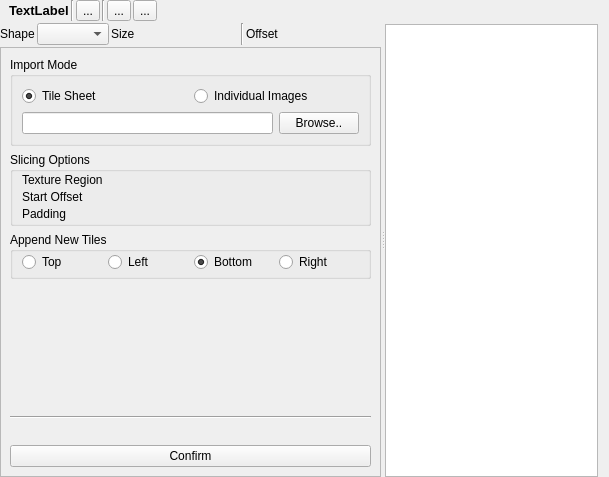
Before: the Qt Designer form Editor/src/Widget/Auxiliary/AuxTileMap.ui in GameOverture/HarmonyEngine, drawn with Qt 5.
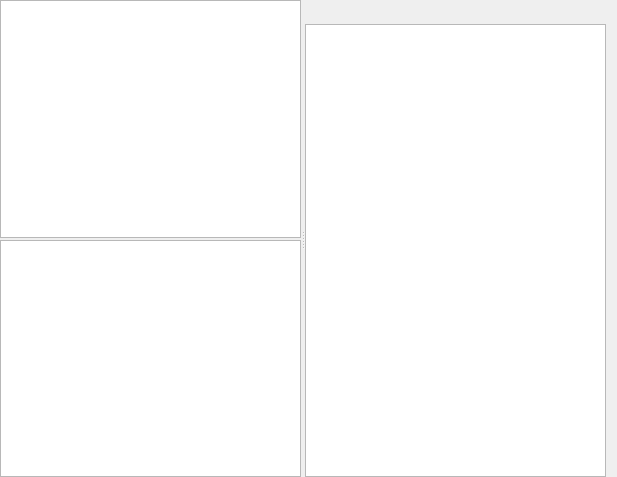
After: the same form once the commit is applied. The open tabs and pages were chosen to show the change. Icons and pictures are not drawn. Custom widgets are drawn as their Qt base class.

Commit message: Renamed Asset Manager classes (from Model -> Manager); Added TileMap class files

What changed in the file:
```diff
--- a/Editor/src/Widget/Auxiliary/AuxTileMap.ui
+++ b/Editor/src/Widget/Auxiliary/AuxTileMap.ui
@@ -6,7 +6,7 @@
    <rect>
     <x>0</x>
     <y>0</y>
-    <width>609</width>
+    <width>617</width>
     <height>477</height>
    </rect>
   </property>
@@ -34,724 +34,10 @@
         <number>2</number>
        </property>
        <item>
-        <layout class="QHBoxLayout" name="horizontalLayout_3">
-         <property name="spacing">
-          <number>2</number>
-         </property>
-         <item>
-          <widget class="QLabel" name="lblIcon">
-           <property name="sizePolicy">
-            <sizepolicy hsizetype="Maximum" vsizetype="Fixed">
-             <horstretch>0</horstretch>
-             <verstretch>0</verstretch>
-            </sizepolicy>
-           </property>
-           <property name="text">
-            <string/>
-           </property>
-           <property name="pixmap">
-            <pixmap resource="../../../data/HyEditor.qrc">:/icons16x16/items/TileSet.png</pixmap>
-           </property>
-          </widget>
-         </item>
-         <item>
-          <widget class="QLabel" name="lblName">
-           <property name="sizePolicy">
-            <sizepolicy hsizetype="Preferred" vsizetype="Fixed">
-             <horstretch>0</horstretch>
-             <verstretch>0</verstretch>
-            </sizepolicy>
-           </property>
-           <property name="minimumSize">
-            <size>
-             <width>0</width>
-             <height>19</height>
-            </size>
-           </property>
-           <property name="font">
-            <font>
-             <pointsize>10</pointsize>
-             <bold>true</bold>
-            </font>
-           </property>
-           <property name="text">
-            <string>TextLabel</string>
-           </property>
-          </widget>
-         </item>
-         <item>
-          <widget class="Line" name="line_5">
-           <property name="orientation">
-            <enum>Qt::Orientation::Vertical</enum>
-           </property>
-          </widget>
-         </item>
-         <item>
-          <widget class="QToolButton" name="btnSave">
-           <property name="text">
-            <string>...</string>
-           </property>
-          </widget>
-         </item>
-         <item>
-          <widget class="Line" name="line_2">
-           <property name="orientation">
-            <enum>Qt::Orientation::Vertical</enum>
-           </property>
-          </widget>
-         </item>
-         <item>
-          <widget class="QToolButton" name="btnUndo">
-           <property name="text">
-            <string>...</string>
-           </property>
-          </widget>
-         </item>
-         <item>
-          <widget class="QToolButton" name="btnRedo">
-           <property name="text">
-            <string>...</string>
-           </property>
-          </widget>
-         </item>
-         <item>
-          <spacer name="horizontalSpacer">
-           <property name="orientation">
-            <enum>Qt::Orientation::Horizontal</enum>
-           </property>
-           <property name="sizeHint" stdset="0">
-            <size>
-             <width>40</width>
-             <height>20</height>
-            </size>
-           </property>
-          </spacer>
-         </item>
-         <item>
-          <widget class="QLabel" name="lblInfo">
-           <property name="text">
-            <string>&lt;Info&gt;</string>
-           </property>
-          </widget>
-         </item>
-        </layout>
+        <widget class="PropertiesTreeView" name="mapPropertiesTree"/>
        </item>
        <item>
-        <layout class="QHBoxLayout" name="horizontalLayout_6">
-         <item>
-          <widget class="QLabel" name="label">
-           <property name="text">
-            <string>Shape</string>
-           </property>
-          </widget>
-         </item>
-         <item>
-          <widget class="QComboBox" name="cmbTileShape"/>
-         </item>
-         <item>
-          <widget class="QLabel" name="label_3">
-           <property name="text">
-            <string>Size</string>
-           </property>
-          </widget>
-         </item>
-         <item>
-          <widget class="WgtVectorSpinBox" name="vsbTileSize" native="true">
-           <property name="sizePolicy">
-            <sizepolicy hsizetype="Maximum" vsizetype="Maximum">
-             <horstretch>0</horstretch>
-             <verstretch>0</verstretch>
-            </sizepolicy>
-           </property>
-           <property name="minimumSize">
-            <size>
-             <width>100</width>
-             <height>19</height>
-            </size>
-           </property>
-          </widget>
-         </item>
-         <item>
-          <widget class="Line" name="line_3">
-           <property name="orientation">
-            <enum>Qt::Orientation::Vertical</enum>
-           </property>
-          </widget>
-         </item>
-         <item>
-          <widget class="QLabel" name="label_4">
-           <property name="text">
-            <string>Offset</string>
-           </property>
-          </widget>
-         </item>
-         <item>
-          <widget class="WgtVectorSpinBox" name="vsbTileOffset" native="true">
-           <property name="sizePolicy">
-            <sizepolicy hsizetype="Maximum" vsizetype="Maximum">
-             <horstretch>0</horstretch>
-             <verstretch>0</verstretch>
-            </sizepolicy>
-           </property>
-           <property name="minimumSize">
-            <size>
-             <width>100</width>
-             <height>19</height>
-            </size>
-           </property>
-          </widget>
-         </item>
-        </layout>
-       </item>
-       <item>
-        <widget class="QStackedWidget" name="setupStackedWidget">
-         <property name="currentIndex">
-          <number>1</number>
-         </property>
-         <widget class="QWidget" name="setupStackedWidgetPage1">
-          <layout class="QVBoxLayout" name="verticalLayout_8">
-           <property name="leftMargin">
-            <number>0</number>
-           </property>
-           <property name="topMargin">
-            <number>0</number>
-           </property>
-           <property name="rightMargin">
-            <number>0</number>
-           </property>
-           <property name="bottomMargin">
-            <number>0</number>
-           </property>
-           <item>
-            <widget class="QScrollArea" name="scrollAreaImport">
-             <property name="sizePolicy">
-              <sizepolicy hsizetype="MinimumExpanding" vsizetype="Expanding">
-               <horstretch>0</horstretch>
-               <verstretch>0</verstretch>
-              </sizepolicy>
-             </property>
-             <property name="horizontalScrollBarPolicy">
-              <enum>Qt::ScrollBarPolicy::ScrollBarAlwaysOff</enum>
-             </property>
-             <property name="sizeAdjustPolicy">
-              <enum>QAbstractScrollArea::SizeAdjustPolicy::AdjustToContentsOnFirstShow</enum>
-             </property>
-             <property name="widgetResizable">
-              <bool>true</bool>
-             </property>
-             <widget class="QWidget" name="scrollAreaWidgetContents">
-              <property name="geometry">
-               <rect>
-                <x>0</x>
-                <y>0</y>
-                <width>263</width>
-                <height>327</height>
-               </rect>
-              </property>
-              <layout class="QVBoxLayout" name="verticalLayout_9">
-               <item>
-                <widget class="QGroupBox" name="grpImport">
-                 <property name="title">
-                  <string>Import Mode</string>
-                 </property>
-                 <layout class="QVBoxLayout" name="verticalLayout_11">
-                  <item>
-                   <layout class="QHBoxLayout" name="horizontalLayout_4">
-                    <item>
-                     <widget class="QRadioButton" name="radTileSheet">
-                      <property name="text">
-                       <string>Tile Sheet</string>
-                      </property>
-                      <property name="checked">
-                       <bool>true</bool>
-                      </property>
-                     </widget>
-                    </item>
-                    <item>
-                     <widget class="QRadioButton" name="radTileImages">
-                      <property name="text">
-                       <string>Individual Images</string>
-                      </property>
-                     </widget>
-                    </item>
-                   </layout>
-                  </item>
-                  <item>
-                   <layout class="QHBoxLayout" name="horizontalLayout_2">
-                    <item>
-                     <widget class="QLineEdit" name="txtImagePath">
-                      <property name="readOnly">
-                       <bool>true</bool>
-                      </property>
-                     </widget>
-                    </item>
-                    <item>
-                     <widget class="QPushButton" name="btnImageBrowse">
-                      <property name="text">
-                       <string>Browse..</string>
-                      </property>
-                     </widget>
-                    </item>
-                   </layout>
-                  </item>
-                 </layout>
-                </widget>
-               </item>
-               <item>
-                <widget class="QGroupBox" name="grpSlicingOptions">
-                 <property name="sizePolicy">
-                  <sizepolicy hsizetype="Preferred" vsizetype="Maximum">
-                   <horstretch>0</horstretch>
-                   <verstretch>0</verstretch>
-                  </sizepolicy>
-                 </property>
-                 <property name="title">
-                  <string>Slicing Options</string>
-                 </property>
-                 <layout class="QFormLayout" name="formLayout">
-                  <property name="verticalSpacing">
-                   <number>3</number>
-                  </property>
-                  <property name="topMargin">
-                   <number>1</number>
-                  </property>
-                  <property name="bottomMargin">
-                   <number>2</number>
-                  </property>
-                  <item row="0" column="0">
-                   <widget class="QLabel" name="label_2">
-                    <property name="toolTip">
-                     <string>The size of each tile within the tile sheet. The TileSet will use the largest tiles' size for all tiles</string>
-                    </property>
-                    <property name="text">
-                     <string>Texture Region</string>
-                    </property>
-                   </widget>
-                  </item>
-                  <item row="0" column="1">
-                   <widget class="WgtVectorSpinBox" name="vsbTextureRegion" native="true"/>
-                  </item>
-                  <item row="1" column="0">
-                   <widget class="QLabel" name="label_5">
-                    <property name="toolTip">
-                     <string>The margins on the tile sheet's top left edges where the tiles begin</string>
-                    </property>
-                    <property name="text">
-                     <string>Start Offset</string>
-                    </property>
-                   </widget>
-                  </item>
-                  <item row="1" column="1">
-                   <widget class="WgtVectorSpinBox" name="vsbStartOffset" native="true"/>
-                  </item>
-                  <item row="2" column="0">
-                   <widget class="QLabel" name="label_8">
-                    <property name="toolTip">
-                     <string>The separation between each tile on the sheet in pixels</string>
-                    </property>
-                    <property name="text">
-                     <string>Padding</string>
-                    </property>
-                   </widget>
-                  </item>
-                  <item row="2" column="1">
-                   <widget class="WgtVectorSpinBox" name="vsbPadding" native="true"/>
-                  </item>
-                 </layout>
-                </widget>
-               </item>
-               <item>
-                <widget class="QGroupBox" name="grpImportSide">
-                 <property name="title">
-                  <string>Append New Tiles</string>
-                 </property>
-                 <layout class="QGridLayout" name="gridLayout">
-                  <property name="topMargin">
-                   <number>0</number>
-                  </property>
-                  <property name="bottomMargin">
-                   <number>4</number>
-                  </property>
-                  <item row="2" column="1">
-                   <widget class="QRadioButton" name="radImportLeft">
-                    <property name="text">
-                     <string>Left</string>
-                    </property>
-                   </widget>
-                  </item>
-                  <item row="2" column="3">
-                   <widget class="QRadioButton" name="radImportRight">
-                    <property name="text">
-                     <string>Right</string>
-                    </property>
-                   </widget>
-                  </item>
-                  <item row="2" column="2">
-                   <widget class="QRadioButton" name="radImportBottom">
-                    <property name="text">
-                     <string>Bottom</string>
-                    </property>
-                    <property name="checked">
-                     <bool>true</bool>
-                    </property>
-                   </widget>
-                  </item>
-                  <item row="2" column="0">
-                   <widget class="QRadioButton" name="radImportTop">
-                    <property name="text">
-                     <string>Top</string>
-                    </property>
-                   </widget>
-                  </item>
-                 </layout>
-                </widget>
-               </item>
-               <item>
-                <spacer name="verticalSpacer">
-                 <property name="orientation">
-                  <enum>Qt::Orientation::Vertical</enum>
-                 </property>
-                 <property name="sizeHint" stdset="0">
-                  <size>
-                   <width>20</width>
-                   <height>6</height>
-                  </size>
-                 </property>
-                </spacer>
-               </item>
-               <item>
-                <widget class="Line" name="line_4">
-                 <property name="orientation">
-                  <enum>Qt::Orientation::Horizontal</enum>
-                 </property>
-                </widget>
-               </item>
-               <item>
-                <widget class="QLabel" name="lblError">
-                 <property name="sizePolicy">
-                  <sizepolicy hsizetype="Preferred" vsizetype="Minimum">
-                   <horstretch>0</horstretch>
-                   <verstretch>0</verstretch>
-                  </sizepolicy>
-                 </property>
-                 <property name="text">
-                  <string/>
-                 </property>
-                 <property name="textFormat">
-                  <enum>Qt::TextFormat::AutoText</enum>
-                 </property>
-                 <property name="alignment">
-                  <set>Qt::AlignmentFlag::AlignRight|Qt::AlignmentFlag::AlignTrailing|Qt::AlignmentFlag::AlignVCenter</set>
-                 </property>
-                </widget>
-               </item>
-               <item>
-                <widget class="QPushButton" name="btnConfirmAdd">
-                 <property name="text">
-                  <string>Confirm</string>
-                 </property>
-                </widget>
-               </item>
-              </layout>
-             </widget>
-            </widget>
-           </item>
-          </layout>
-         </widget>
-         <widget class="QWidget" name="setupStackedWidgetPage2">
-          <layout class="QVBoxLayout" name="verticalLayout_4">
-           <property name="leftMargin">
-            <number>0</number>
-           </property>
-           <property name="topMargin">
-            <number>0</number>
-           </property>
-           <property name="rightMargin">
-            <number>0</number>
-           </property>
-           <property name="bottomMargin">
-            <number>0</number>
-           </property>
-           <item>
-            <widget class="QScrollArea" name="scrollAreaArrange">
-             <property name="widgetResizable">
-              <bool>true</bool>
-             </property>
-             <widget class="QWidget" name="scrollAreaWidgetContents_2">
-              <property name="geometry">
-               <rect>
-                <x>0</x>
-                <y>0</y>
-                <width>395</width>
-                <height>418</height>
-               </rect>
-              </property>
-              <layout class="QVBoxLayout" name="verticalLayout_13">
-               <property name="spacing">
-                <number>2</number>
-               </property>
-               <property name="leftMargin">
-                <number>2</number>
-               </property>
-               <property name="topMargin">
-                <number>2</number>
-               </property>
-               <property name="rightMargin">
-                <number>2</number>
-               </property>
-               <property name="bottomMargin">
-                <number>2</number>
-               </property>
-               <item>
-                <layout class="QHBoxLayout" name="horizontalLayout">
-                 <item>
-                  <spacer name="horizontalSpacer_2">
-                   <property name="orientation">
-                    <enum>Qt::Orientation::Horizontal</enum>
-                   </property>
-                   <property name="sizeHint" stdset="0">
-                    <size>
-                     <width>288</width>
-                     <height>20</height>
-                    </size>
-                   </property>
-                  </spacer>
-                 </item>
-                 <item>
-                  <widget class="QLabel" name="lblSetupSelectedTiles">
-                   <property name="text">
-                    <string>0 Selected Tiles</string>
-                   </property>
-                  </widget>
-                 </item>
-                 <item>
-                  <widget class="QToolButton" name="btnDuplicateTiles">
-                   <property name="text">
-                    <string>...</string>
-                   </property>
-                  </widget>
-                 </item>
-                 <item>
-                  <widget class="QToolButton" name="btnReplaceTiles">
-                   <property name="text">
-                    <string>...</string>
-                   </property>
-                  </widget>
-                 </item>
-                 <item>
-                  <widget class="QToolButton" name="btnDeleteTiles">
-                   <property name="text">
-                    <string>...</string>
-                   </property>
-                  </widget>
-                 </item>
-                </layout>
-               </item>
-               <item>
-                <widget class="PropertiesTreeView" name="setupPropertyTree"/>
-               </item>
-              </layout>
-             </widget>
-            </widget>
-           </item>
-          </layout>
-         </widget>
-         <widget class="QWidget" name="setupStackedWidgetPage3">
-          <layout class="QVBoxLayout" name="verticalLayout_5">
-           <property name="leftMargin">
-            <number>0</number>
-           </property>
-           <property name="topMargin">
-            <number>0</number>
-           </property>
-           <property name="rightMargin">
-            <number>0</number>
-           </property>
-           <property name="bottomMargin">
-            <number>0</number>
-           </property>
-           <item>
-            <widget class="QScrollArea" name="scrollAreaAnimation">
-             <property name="widgetResizable">
-              <bool>true</bool>
-             </property>
-             <widget class="QWidget" name="scrollAreaWidgetContents_3">
-              <property name="geometry">
-               <rect>
-                <x>0</x>
-                <y>0</y>
-                <width>113</width>
-                <height>62</height>
-               </rect>
-              </property>
-              <layout class="QVBoxLayout" name="verticalLayout_6">
-               <item>
-                <spacer name="verticalSpacer_2">
-                 <property name="orientation">
-                  <enum>Qt::Orientation::Vertical</enum>
-                 </property>
-                 <property name="sizeHint" stdset="0">
-                  <size>
-                   <width>20</width>
-                   <height>40</height>
-                  </size>
-                 </property>
-                </spacer>
-               </item>
-               <item>
-                <layout class="QVBoxLayout" name="lytAnimations"/>
-               </item>
-               <item>
-                <widget class="QPushButton" name="btnAddAnimation">
-                 <property name="text">
-                  <string>Add Animation</string>
-                 </property>
-                 <property name="icon">
-                  <iconset resource="../../../data/HyEditor.qrc">
-                   <normaloff>:/icons16x16/generic-add.png</normaloff>:/icons16x16/generic-add.png</iconset>
-                 </property>
-                </widget>
-               </item>
-               <item>
-                <spacer name="verticalSpacer_3">
-                 <property name="orientation">
-                  <enum>Qt::Orientation::Vertical</enum>
-                 </property>
-                 <property name="sizeHint" stdset="0">
-                  <size>
-                   <width>20</width>
-                   <height>40</height>
-                  </size>
-                 </property>
-                </spacer>
-               </item>
-              </layout>
-             </widget>
-            </widget>
-           </item>
-          </layout>
-         </widget>
-         <widget class="QWidget" name="setupStackedWidgetPage4">
-          <layout class="QVBoxLayout" name="verticalLayout_10">
-           <property name="leftMargin">
-            <number>0</number>
-           </property>
-           <property name="topMargin">
-            <number>0</number>
-           </property>
-           <property name="rightMargin">
-            <number>0</number>
-           </property>
-           <property name="bottomMargin">
-            <number>0</number>
-           </property>
-           <item>
-            <widget class="QScrollArea" name="scrollAreaAutotile">
-             <property name="widgetResizable">
-              <bool>true</bool>
-             </property>
-             <widget class="QWidget" name="scrollAreaWidgetContents_4">
-              <property name="geometry">
-               <rect>
-                <x>0</x>
-                <y>0</y>
-                <width>111</width>
-                <height>62</height>
-               </rect>
-              </property>
-              <layout class="QVBoxLayout" name="verticalLayout_7">
-               <item>
-                <spacer name="verticalSpacer_4">
-                 <property name="orientation">
-                  <enum>Qt::Orientation::Vertical</enum>
-                 </property>
-                 <property name="sizeHint" stdset="0">
-                  <size>
-                   <width>20</width>
-                   <height>40</height>
-                  </size>
-                 </property>
-                </spacer>
-               </item>
-               <item>
-                <layout class="QVBoxLayout" name="lytTerrainSets"/>
-               </item>
-               <item>
-                <widget class="QPushButton" name="btnAddTerrainSet">
-                 <property name="text">
-                  <string>Add Terrain Set</string>
-                 </property>
-                 <property name="icon">
-                  <iconset resource="../../../data/HyEditor.qrc">
-                   <normaloff>:/icons16x16/generic-add.png</normaloff>:/icons16x16/generic-add.png</iconset>
-                 </property>
-                </widget>
-               </item>
-               <item>
-                <spacer name="verticalSpacer_5">
-                 <property name="orientation">
-                  <enum>Qt::Orientation::Vertical</enum>
-                 </property>
-                 <property name="sizeHint" stdset="0">
-                  <size>
-                   <width>20</width>
-                   <height>40</height>
-                  </size>
-                 </property>
-                </spacer>
-               </item>
-              </layout>
-             </widget>
-            </widget>
-           </item>
-          </layout>
-         </widget>
-         <widget class="QWidget" name="setupStackedWidgetPage5">
-          <layout class="QVBoxLayout" name="verticalLayout_12">
-           <item>
-            <spacer name="verticalSpacer_6">
-             <property name="orientation">
-              <enum>Qt::Orientation::Vertical</enum>
-             </property>
-             <property name="sizeHint" stdset="0">
-              <size>
-               <width>20</width>
-               <height>176</height>
-              </size>
-             </property>
-            </spacer>
-           </item>
-           <item>
-            <layout class="QVBoxLayout" name="lytCollisions"/>
-           </item>
-           <item>
-            <widget class="QPushButton" name="btnAddCollision">
-             <property name="text">
-              <string>Add Collision</string>
-             </property>
-             <property name="icon">
-              <iconset resource="../../../data/HyEditor.qrc">
-               <normaloff>:/icons16x16/generic-add.png</normaloff>:/icons16x16/generic-add.png</iconset>
-             </property>
-            </widget>
-           </item>
-           <item>
-            <spacer name="verticalSpacer_7">
-             <property name="orientation">
-              <enum>Qt::Orientation::Vertical</enum>
-             </property>
-             <property name="sizeHint" stdset="0">
-              <size>
-               <width>20</width>
-               <height>176</height>
-              </size>
-             </property>
-            </spacer>
-           </item>
-          </layout>
-         </widget>
-         <widget class="QWidget" name="setupStackedWidgetPage6"/>
-        </widget>
+        <widget class="QTableView" name="tileSetsTableView"/>
        </item>
       </layout>
      </widget>
@@ -783,55 +69,25 @@
         </widget>
        </item>
        <item>
-        <widget class="TileSetView" name="graphicsView"/>
+        <widget class="TileMapGfxView" name="graphicsView"/>
        </item>
       </layout>
      </widget>
     </widget>
    </item>
   </layout>
-  <action name="actionReplaceTiles">
-   <property name="icon">
-    <iconset resource="../../../data/HyEditor.qrc">
-     <normaloff>:/icons16x16/atlas-replaceFrame.png</normaloff>:/icons16x16/atlas-replaceFrame.png</iconset>
-   </property>
-   <property name="text">
-    <string>Replace Tiles</string>
-   </property>
-   <property name="toolTip">
-    <string>Replace all selected tiles with newly imported tiles</string>
-   </property>
-  </action>
-  <action name="actionRemoveTiles">
-   <property name="icon">
-    <iconset resource="../../../data/HyEditor.qrc">
-     <normaloff>:/icons16x16/edit-delete.png</normaloff>:/icons16x16/edit-delete.png</iconset>
-   </property>
-   <property name="text">
-    <string>Remove Tiles</string>
-   </property>
-   <property name="toolTip">
-    <string>Remove all selected tiles from this tile set</string>
-   </property>
-  </action>
  </widget>
  <customwidgets>
-  <customwidget>
-   <class>WgtVectorSpinBox</class>
-   <extends>QWidget</extends>
-   <header>WgtVectorSpinBox.h</header>
-   <container>1</container>
-  </customwidget>
-  <customwidget>
-   <class>TileSetView</class>
-   <extends>QGraphicsView</extends>
-   <header>TileSetView.h</header>
-  </customwidget>
   <customwidget>
    <class>PropertiesTreeView</class>
    <extends>QTreeView</extends>
    <header>PropertiesTreeView.h</header>
   </customwidget>
+  <customwidget>
+   <class>TileMapGfxView</class>
+   <extends>QGraphicsView</extends>
+   <header>TileMapGfxView.h</header>
+  </customwidget>
  </customwidgets>
  <resources>
   <include location="../../../data/HyEditor.qrc"/>
```
The commit also changes 47 other files.
